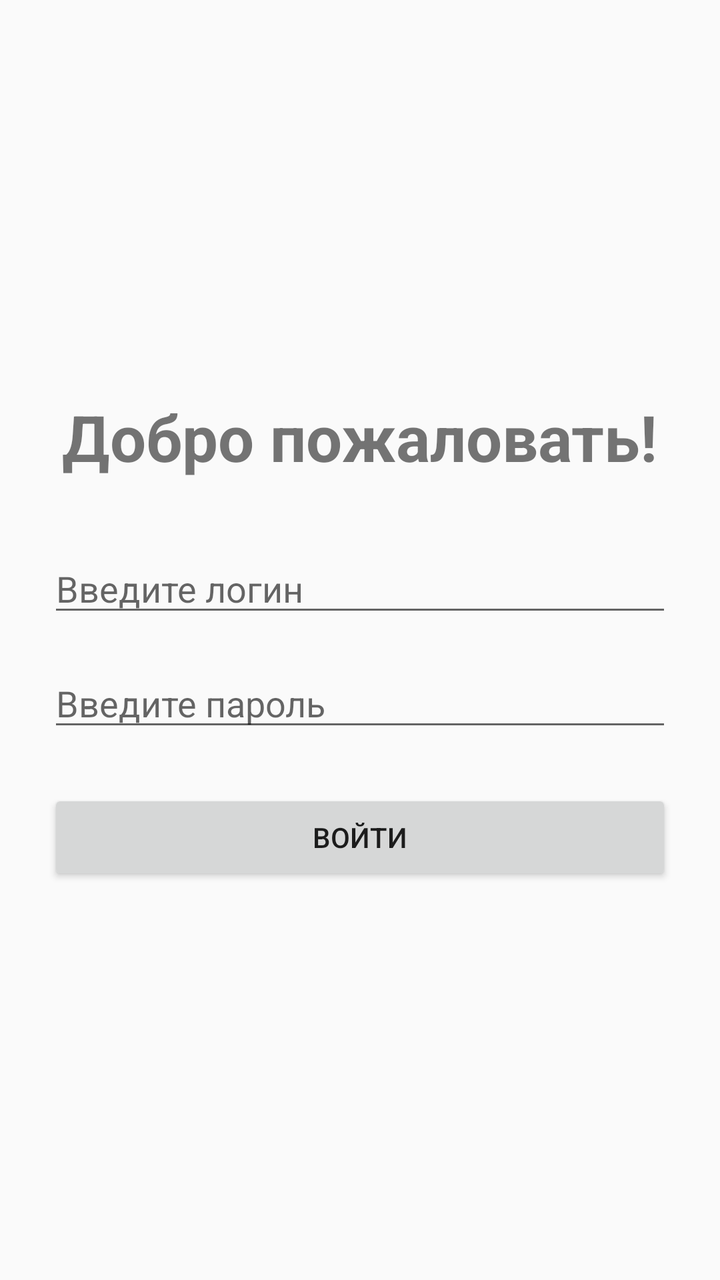
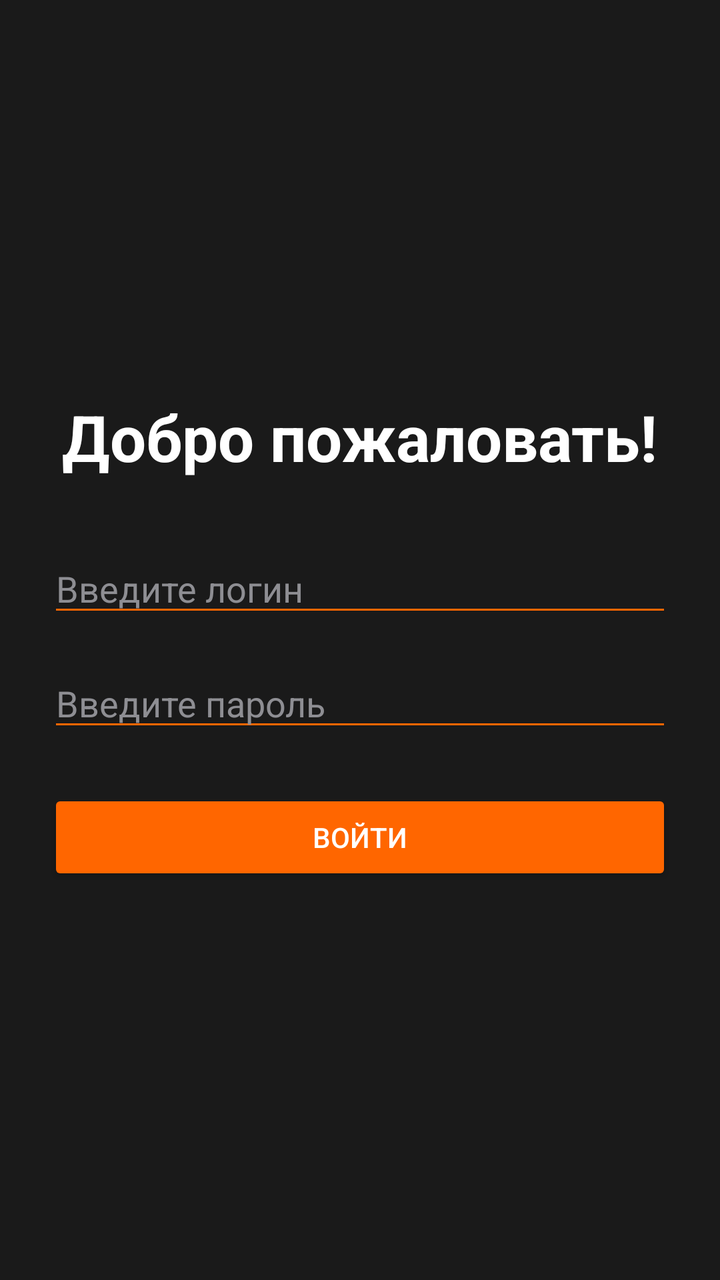

Before-and-after screenshots of an Android layout around one commit, followed by the original layout XML and the change that was made.
<!-- AndroidManifest.xml: application theme Theme.AppCompat.Light.NoActionBar -->
<!-- res/layout/activity_login.xml -->
<?xml version="1.0" encoding="utf-8"?>
<LinearLayout xmlns:android="http://schemas.android.com/apk/res/android"
    xmlns:app="http://schemas.android.com/apk/res-auto"
    xmlns:tools="http://schemas.android.com/tools"
    android:orientation="vertical"
    android:layout_width="match_parent"
    android:layout_height="match_parent"
    android:gravity="center"
    tools:context=".LoginActivity"
    android:padding="24dp">


    <TextView
        android:layout_width="wrap_content"
        android:layout_height="wrap_content"
        android:text="@string/welcome"
        android:textSize="32dp"
        android:textStyle="bold"
        android:layout_marginBottom="32dp" />

    <EditText
        android:id="@+id/etLogin"
        android:layout_width="match_parent"
        android:layout_height="wrap_content"
        android:hint="@string/for_etLogin"
        android:inputType="text"
        android:layout_marginBottom="16dp" />

    <EditText
        android:id="@+id/etPassword"
        android:layout_width="match_parent"
        android:layout_height="wrap_content"
        android:hint="@string/for_etPassword"
        android:inputType="textPassword"
        android:layout_marginBottom="24dp" />

    <Button
        android:id="@+id/btnLogin"
        android:layout_width="match_parent"
        android:layout_height="wrap_content"
        android:text="@string/for_btnLogin" />


</LinearLayout>
<!-- resources referenced by this layout -->
<resources>
  <string name="for_btnLogin">Войти</string>
  <string name="for_etLogin">Введите логин</string>
  <string name="for_etPassword">Введите пароль</string>
  <string name="welcome">Добро пожаловать!</string>
</resources>

<!-- the commit's change to res/layout/activity_login.xml (unified diff, before → after) -->
@@ -6,14 +6,15 @@
     android:layout_width="match_parent"
     android:layout_height="match_parent"
     android:gravity="center"
+    android:background="@color/backgroundColor"
     tools:context=".LoginActivity"
     android:padding="24dp">
-
 
     <TextView
         android:layout_width="wrap_content"
         android:layout_height="wrap_content"
         android:text="@string/welcome"
+        android:textColor="@color/textColorPrimary"
         android:textSize="32dp"
         android:textStyle="bold"
         android:layout_marginBottom="32dp" />
@@ -23,6 +24,9 @@
         android:layout_width="match_parent"
         android:layout_height="wrap_content"
         android:hint="@string/for_etLogin"
+        android:textColor="@color/textColorPrimary"
+        android:textColorHint="@color/textColorSecondary"
+        android:backgroundTint="@color/colorPrimary"
         android:inputType="text"
         android:layout_marginBottom="16dp" />
 
@@ -31,6 +35,9 @@
         android:layout_width="match_parent"
         android:layout_height="wrap_content"
         android:hint="@string/for_etPassword"
+        android:textColor="@color/textColorPrimary"
+        android:textColorHint="@color/textColorSecondary"
+        android:backgroundTint="@color/colorPrimary"
         android:inputType="textPassword"
         android:layout_marginBottom="24dp" />
 
@@ -38,7 +45,10 @@
         android:id="@+id/btnLogin"
         android:layout_width="match_parent"
         android:layout_height="wrap_content"
+        android:backgroundTint="@color/colorPrimary"
+        android:textColor="@color/white"
         android:text="@string/for_btnLogin" />
 
 
+
 </LinearLayout>
<!-- resource entries referenced after the edit -->
@@ -1,5 +1,10 @@
 <!-- resources referenced by this layout -->
 <resources>
+  <color name="backgroundColor">#1A1A1A</color>
+  <color name="colorPrimary">#FF6600</color>
+  <color name="textColorPrimary">#FFFFFF</color>
+  <color name="textColorSecondary">#8E8E93</color>
+  <color name="white">#FFFFFFFF</color>
   <string name="for_btnLogin">Войти</string>
   <string name="for_etLogin">Введите логин</string>
   <string name="for_etPassword">Введите пароль</string>
